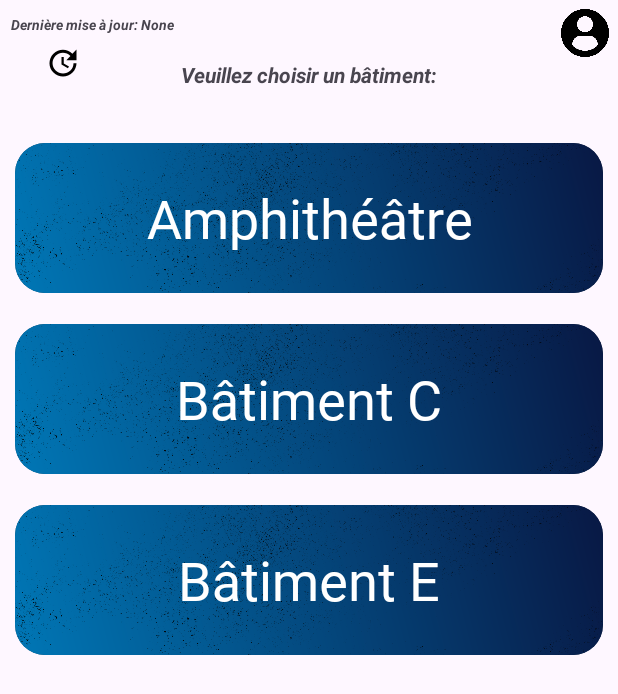
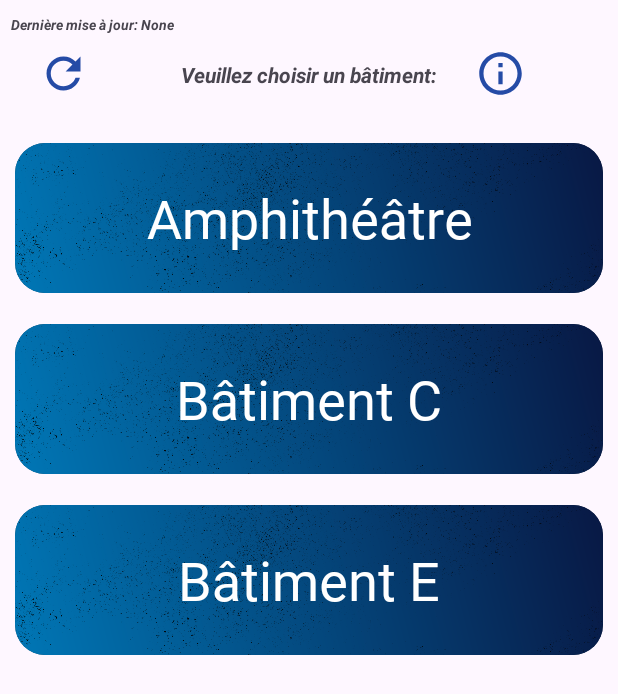
Before and after one commit to Clwrnd/INSA_Radar, an Android app: the screen it shows after launch (MainActivity), on a phone screen of 412 x 824 dp. Shown: the top 694 px of the screen. Run offline under Robolectric (Android 15) with nearby library versions, the phone set to English and light mode, and no system bars; our stand-ins replace Firebase (no records; nobody signed in at launch, a user with empty details on screens opened directly).

```diff
--- a/app/src/main/java/fr/insa/insaradar/Details.java
+++ b/app/src/main/java/fr/insa/insaradar/Details.java
@@ -42,8 +42,11 @@ public class Details extends AppCompatActivity implements RecyclerViewListener {
         setContentView(R.layout.activity_details);
         mAuth = FirebaseAuth.getInstance();
         user = mAuth.getCurrentUser();
+        /*
+        A terminer plus tard
         ImageButton imageButton = findViewById(R.id.accountButton);
         imageButton.setOnClickListener(this::handleAccountManagement);
+        */
 
         roomsRecyclerView = findViewById(R.id.roomsRecyclerView);
         timePickerButton = findViewById(R.id.timePickerButton);
--- /dev/null
+++ b/app/src/main/res/drawable/info.xml
@@ -0,0 +1,5 @@
+<vector android:height="34dp" android:tint="#254BA6"
+    android:viewportHeight="24" android:viewportWidth="24"
+    android:width="34dp" xmlns:android="http://schemas.android.com/apk/res/android">
+    <path android:fillColor="@android:color/white" android:pathData="M11,7h2v2h-2V7zM11,11h2v6h-2V11zM12,2C6.48,2 2,6.48 2,12s4.48,10 10,10s10,-4.48 10,-10S17.52,2 12,2zM12,20c-4.41,0 -8,-3.59 -8,-8s3.59,-8 8,-8s8,3.59 8,8S16.41,20 12,20z"/>
+</vector>
--- a/app/src/main/res/drawable/refresh.xml
+++ /dev/null
@@ -1,5 +0,0 @@
-<vector android:height="24dp" android:tint="#000000"
-    android:viewportHeight="24" android:viewportWidth="24"
-    android:width="24dp" xmlns:android="http://schemas.android.com/apk/res/android">
-    <path android:fillColor="@android:color/white" android:pathData="M21,10.12h-6.78l2.74,-2.82c-2.73,-2.7 -7.15,-2.8 -9.88,-0.1c-2.73,2.71 -2.73,7.08 0,9.79s7.15,2.71 9.88,0C18.32,15.65 19,14.08 19,12.1h2c0,1.98 -0.88,4.55 -2.64,6.29c-3.51,3.48 -9.21,3.48 -12.72,0c-3.5,-3.47 -3.53,-9.11 -0.02,-12.58s9.14,-3.47 12.65,0L21,3V10.12zM12.5,8v4.25l3.5,2.08l-0.72,1.21L11,13V8H12.5z"/>
-</vector>
--- /dev/null
+++ b/app/src/main/res/drawable/refreshh.xml
@@ -0,0 +1,5 @@
+<vector android:height="34dp" android:tint="#254BA6"
+    android:viewportHeight="24" android:viewportWidth="24"
+    android:width="34dp" xmlns:android="http://schemas.android.com/apk/res/android">
+    <path android:fillColor="@android:color/white" android:pathData="M17.65,6.35C16.2,4.9 14.21,4 12,4c-4.42,0 -7.99,3.58 -7.99,8s3.57,8 7.99,8c3.73,0 6.84,-2.55 7.73,-6h-2.08c-0.82,2.33 -3.04,4 -5.65,4 -3.31,0 -6,-2.69 -6,-6s2.69,-6 6,-6c1.66,0 3.14,0.69 4.22,1.78L13,11h7V4l-2.35,2.35z"/>
+</vector>
--- a/app/src/main/res/layout/activity_details.xml
+++ b/app/src/main/res/layout/activity_details.xml
@@ -4,7 +4,7 @@
     xmlns:app="http://schemas.android.com/apk/res-auto"
     android:layout_width="match_parent"
     android:layout_height="match_parent">
-
+<!--
     <ImageButton
         android:id="@+id/accountButton"
         android:layout_width="32dp"
@@ -17,7 +17,7 @@
         app:layout_constraintEnd_toEndOf="parent"
         app:layout_constraintTop_toTopOf="parent"
         app:srcCompat="@drawable/profile_user" />
-
+-->
     <androidx.constraintlayout.widget.ConstraintLayout
         android:id="@+id/constraintLayout"
         android:layout_width="match_parent"
--- a/app/src/main/res/layout/activity_main.xml
+++ b/app/src/main/res/layout/activity_main.xml
@@ -6,6 +6,7 @@
     android:layout_height="match_parent"
     tools:context=".MainActivity">
 
+<!--
     <ImageButton
         android:id="@+id/imageButton"
         android:layout_width="32dp"
@@ -18,7 +19,7 @@
         app:layout_constraintEnd_toEndOf="parent"
         app:layout_constraintTop_toTopOf="parent"
         app:srcCompat="@drawable/profile_user" />
-
+-->
     <TextView
         android:id="@+id/title"
         android:layout_width="wrap_content"
@@ -55,16 +56,26 @@
         android:id="@+id/refreshBut"
         android:layout_width="wrap_content"
         android:layout_height="wrap_content"
-        app:srcCompat="@drawable/refresh"
-        tools:layout_editor_absoluteX="7dp"
-        tools:layout_editor_absoluteY="38dp"
+        app:srcCompat="@drawable/refreshh"
         app:layout_constraintTop_toTopOf="@+id/lastStamp"
         app:layout_constraintLeft_toLeftOf="parent"
-        android:layout_marginTop="20dp"
-        android:layout_marginLeft="30dp"
+        android:layout_marginTop="22dp"
+        android:layout_marginLeft="25dp"
         android:background="@android:color/transparent"
         />
-        />
+
+    <ImageButton
+        android:id="@+id/infoBut"
+        android:layout_width="wrap_content"
+        android:layout_height="wrap_content"
+        android:background="@android:color/transparent"
+        app:layout_constraintLeft_toRightOf="@+id/title"
+        android:layout_marginStart="25dp"
+        app:layout_constraintTop_toTopOf="parent"
+        android:layout_marginTop="32dp"
+        app:srcCompat="@drawable/info" />
+
+    />
 
 
 </androidx.constraintlayout.widget.ConstraintLayout>
```
Also changed, not shown: app/src/main/java/fr/insa/insaradar/MainActivity.java (+22 -0 lines).
